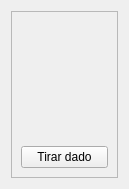
turulomio/glparchis, file ui/wdgPlayerDado.ui: the form before one commit.
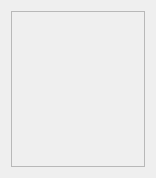
The form after the commit. Icons and pictures are not drawn.

```diff
--- a/ui/wdgPlayerDado.ui
+++ b/ui/wdgPlayerDado.ui
@@ -6,8 +6,8 @@
    <rect>
     <x>0</x>
     <y>0</y>
-    <width>129</width>
-    <height>189</height>
+    <width>156</width>
+    <height>178</height>
    </rect>
   </property>
   <property name="windowTitle">
@@ -142,19 +142,6 @@
           </item>
          </layout>
         </item>
-        <item>
-         <widget class="QPushButton" name="cmd">
-          <property name="sizePolicy">
-           <sizepolicy hsizetype="Expanding" vsizetype="Fixed">
-            <horstretch>0</horstretch>
-            <verstretch>0</verstretch>
-           </sizepolicy>
-          </property>
-          <property name="text">
-           <string>Tirar dado</string>
-          </property>
-         </widget>
-        </item>
        </layout>
       </item>
      </layout>
```
